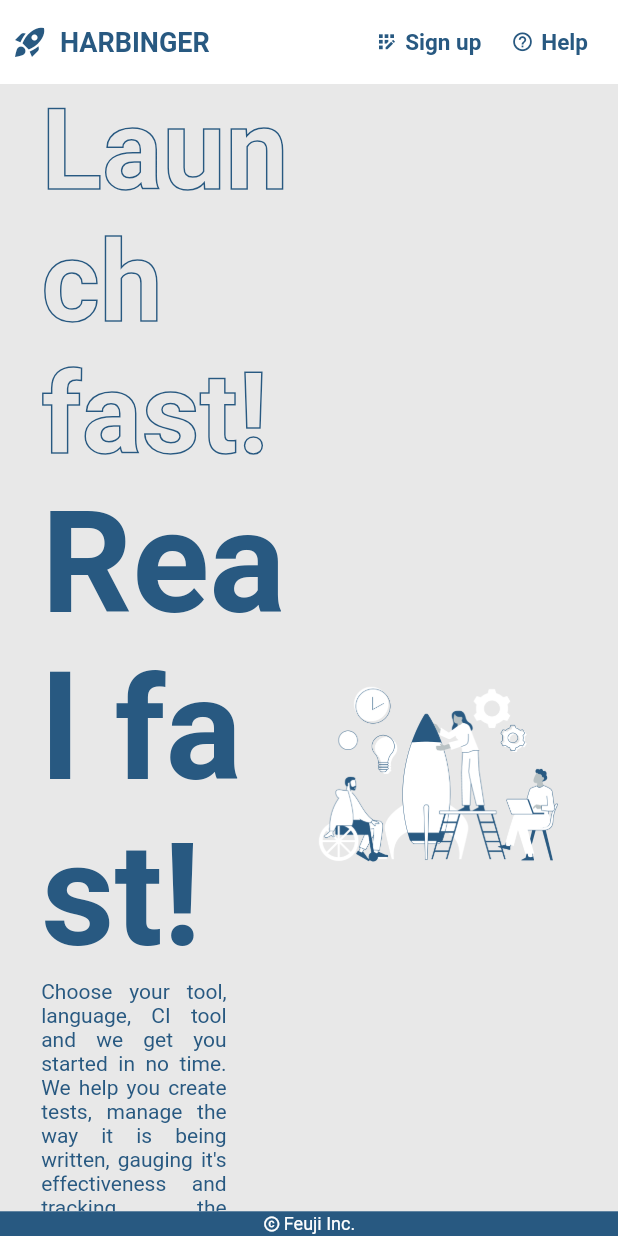
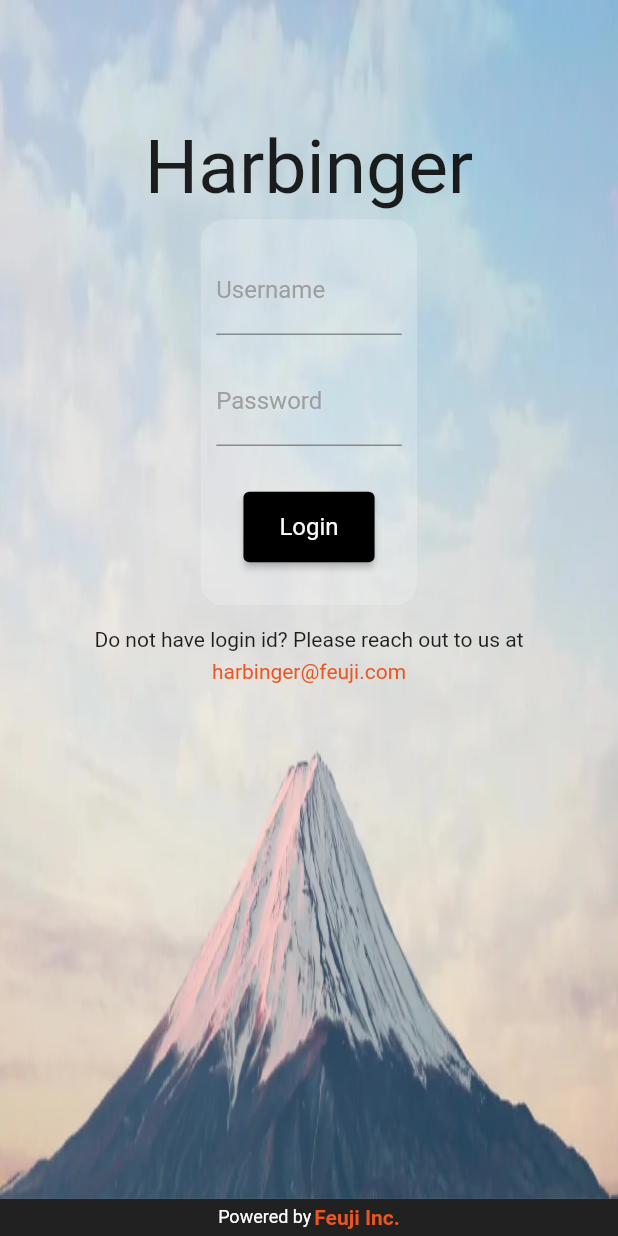
Before and after one commit to harbingerDev/harbinger, a Flutter app: the screen it shows after launch, on a phone screen of 412 x 824 dp. Run offline on Flutter 3.47's test engine with Material 2 defaults, Android fonts, the phone set to English and light mode, and no system bars; drawn by our look-alikes of easy_rich_text; our stand-ins replace file_picker, firebase_auth, firebase_core, flutter_html, google_fonts, hive and 3 more; missing offline and left inert: filesystem_picker, process_run; accounts and stored records are empty.

Commit message:
updated login screen

```diff
--- /dev/null
+++ b/lib/helpers/auth_service.dart
@@ -0,0 +1,26 @@
+import 'package:firebase_auth/firebase_auth.dart';
+
+class AuthService {
+  Future<String?> login({
+    required String email,
+    required String password,
+  }) async {
+    try {
+      await FirebaseAuth.instance.signInWithEmailAndPassword(
+        email: email,
+        password: password,
+      );
+      return 'Success';
+    } on FirebaseAuthException catch (e) {
+      if (e.code == 'user-not-found') {
+        return 'No user found for that email.';
+      } else if (e.code == 'wrong-password') {
+        return 'Wrong password provided for that user.';
+      } else {
+        return e.message;
+      }
+    } catch (e) {
+      return e.toString();
+    }
+  }
+}
--- a/lib/main.dart
+++ b/lib/main.dart
@@ -1,15 +1,26 @@
 // ignore_for_file: prefer_const_constructors, prefer_const_literals_to_create_immutables
+
 import 'package:flutter/material.dart';
 import 'package:harbinger/models/projects.dart';
+import 'package:harbinger/screens/auth_screen.dart';
 import 'package:harbinger/screens/login_screen.dart';
 import 'package:harbinger/widgets/footer_widget.dart';
 import 'package:harbinger/widgets/lanch_text_widget.dart';
 import 'package:harbinger/widgets/launch_app_bar_widget.dart';
 import 'package:hive/hive.dart';
 import 'package:hive_flutter/hive_flutter.dart';
+import 'package:firebase_core/firebase_core.dart';
 
 void main() async {
   WidgetsFlutterBinding.ensureInitialized();
+  await Firebase.initializeApp(
+    options: FirebaseOptions(
+      apiKey: "AIzaSyCjoI3lgFQFei92wc7hsQ-d5SiW3GF8s4k",
+      appId: "1:149802584253:web:9f5a4c8e7c235197dd8fd4",
+      messagingSenderId: "149802584253",
+      projectId: "harbinger-f8afb",
+    ),
+  );
   await Hive.initFlutter();
   Hive.registerAdapter(ProjectsAdapter());
   runApp(const MyApp());
@@ -49,33 +60,7 @@ class _MyHomePageState extends State<MyHomePage> {
   Widget build(BuildContext context) {
     return Scaffold(
       bottomSheet: Footer(),
-      appBar: AppbarLaunch(),
-      backgroundColor: Color(0xFFE8E8E8),
-      body: Center(
-        child: Column(
-          mainAxisAlignment: MainAxisAlignment.center,
-          children: <Widget>[
-            SizedBox(
-                width: MediaQuery.of(context).size.width * .9,
-                child: Row(
-                  mainAxisAlignment: MainAxisAlignment.spaceEvenly,
-                  children: <Widget>[
-                    LaunchText(
-                      showLogin: showLogin,
-                      showLoginBox: showLoginBox,
-                    ),
-                    showLogin
-                        ? LoginScreen()
-                        : Container(
-                            padding: EdgeInsets.all(10),
-                            width: MediaQuery.of(context).size.width * .45,
-                            child: Image.asset("assets/images/launch.png"),
-                          )
-                  ],
-                ))
-          ],
-        ),
-      ),
+      body: Center(child: AuthScreen()),
     );
   }
 }
--- /dev/null
+++ b/lib/screens/auth_screen.dart
@@ -0,0 +1,32 @@
+// ignore_for_file: prefer_const_constructors, prefer_const_literals_to_create_immutables
+
+import 'package:flutter/material.dart';
+import 'package:harbinger/screens/login_screen.dart';
+
+class AuthScreen extends StatelessWidget {
+  const AuthScreen({super.key});
+
+  @override
+  Widget build(BuildContext context) {
+    return Stack(
+      children: [
+        Container(
+          height: MediaQuery.of(context).size.height,
+          width: MediaQuery.of(context).size.width,
+          child: FittedBox(
+            child: Image.asset('assets/images/FeujiBack.png'),
+            fit: BoxFit.fill,
+          ),
+        ),
+        Center(
+          child: Column(mainAxisAlignment: MainAxisAlignment.start, children: [
+            SizedBox(
+              height: MediaQuery.of(context).size.height * .1,
+            ),
+            LoginScreen()
+          ]),
+        )
+      ],
+    );
+  }
+}
--- a/lib/screens/login_screen.dart
+++ b/lib/screens/login_screen.dart
@@ -4,19 +4,35 @@ import 'package:flutter/material.dart';
 import 'package:google_fonts/google_fonts.dart';
 import 'package:harbinger/screens/dashboard_screen.dart';
 
-class LoginScreen extends StatelessWidget {
+import '../helpers/auth_service.dart';
+
+class LoginScreen extends StatefulWidget {
   const LoginScreen({super.key});
 
   @override
+  State<LoginScreen> createState() => _LoginScreenState();
+}
+
+class _LoginScreenState extends State<LoginScreen> {
+  final TextEditingController _emailController = TextEditingController();
+  final TextEditingController _passwordController = TextEditingController();
+  @override
   Widget build(BuildContext context) {
-    return Container(
+    return Column(
+      children: [
+        Text(
+          "Harbinger",
+          style:
+              GoogleFonts.yanoneKaffeesatz(fontSize: 50, color: Colors.black87),
+        ),
+        SizedBox(
+          height: 5,
+        ),
+        Container(
           decoration: BoxDecoration(
-            color: Colors.white,
-            border: Border.all(
-              color: Color(0xff285981),
-            ),
-            borderRadius: BorderRadius.all(Radius.circular(20))),
-        width: MediaQuery.of(context).size.width * .45,
+              color: Colors.white.withOpacity(.2),
+              borderRadius: BorderRadius.circular(15)),
+          width: MediaQuery.of(context).size.width * .35,
           child: Center(
             child: Padding(
               padding: const EdgeInsets.all(8.0),
@@ -24,52 +40,117 @@ class LoginScreen extends StatelessWidget {
                 width: MediaQuery.of(context).size.width * .30,
                 child: Column(children: <Widget>[
                   SizedBox(
-                  height: 30,
+                    height: 10,
                   ),
                   TextField(
+                    controller: _emailController,
                     decoration: InputDecoration(
-                    hintText: "username",
-                    focusColor: Color(0xff285981),
+                      focusedBorder: const UnderlineInputBorder(
+                        borderSide:
+                            BorderSide(color: Color(0xffE95622), width: 0.0),
                       ),
-                  cursorColor: Color(0xff285981),
+                      label: Text(
+                        "Username",
+                        style: GoogleFonts.roboto(color: Colors.grey),
+                      ),
+                      focusColor: Color(0xffE95622),
+                      fillColor: Colors.white,
+                      hoverColor: Color(0xffE95622),
+                    ),
+                    cursorColor: Color(0xffE95622),
                     expands: false,
                   ),
                   SizedBox(
                     height: 15,
                   ),
                   TextField(
+                    controller: _passwordController,
                     obscureText: true,
                     decoration: InputDecoration(
-                    hintText: "password",
-                    focusColor: Color(0xff285981),
+                      focusedBorder: const UnderlineInputBorder(
+                        borderSide:
+                            BorderSide(color: Color(0xffE95622), width: 0.0),
                       ),
-                  cursorColor: Color(0xff285981),
+                      label: Text(
+                        "Password",
+                        style: GoogleFonts.roboto(color: Colors.grey),
+                      ),
+                      focusColor: Color(0xffE95622),
+                    ),
+                    cursorColor: Color(0xffE95622),
                     expands: false,
                   ),
                   SizedBox(
                     height: 30,
                   ),
                   ElevatedButton(
-                  onPressed: () => {
-                    Navigator.of(context).push(MaterialPageRoute(
-                        builder: (context) => DashboardScreen()))
+                    onPressed: () async {
+                      final message = await AuthService().login(
+                        email: _emailController.text,
+                        password: _passwordController.text,
+                      );
+                      if (message!.contains('Success')) {
+                        ScaffoldMessenger.of(context).showSnackBar(
+                          SnackBar(
+                            backgroundColor: Colors.green,
+                            content: Text(message),
+                          ),
+                        );
+                        Navigator.of(context).push(
+                          MaterialPageRoute(
+                              builder: (context) => DashboardScreen()),
+                        );
+                      } else {
+                        ScaffoldMessenger.of(context).showSnackBar(
+                          SnackBar(
+                            backgroundColor: Colors.red,
+                            content: Text(message),
+                          ),
+                        );
+                      }
                     },
                     style: ElevatedButton.styleFrom(
-                    backgroundColor: Color(0xff285981),
-                    padding: EdgeInsets.symmetric(horizontal: 10, vertical: 10),
+                      backgroundColor: Colors.black,
+                      padding:
+                          EdgeInsets.symmetric(horizontal: 20, vertical: 10),
                       textStyle: GoogleFonts.roboto(
                           fontSize: 18,
                           color: Colors.white,
                           fontWeight: FontWeight.normal),
                     ),
-                  child: Text("Login"),
+                    child: Padding(
+                      padding: const EdgeInsets.all(4.0),
+                      child: Text(
+                        "Login",
+                        style: GoogleFonts.roboto(
+                          fontSize: 16,
+                        ),
+                      ),
+                    ),
                   ),
                   SizedBox(
-                  height: 30,
+                    height: 20,
                   ),
                 ]),
               ),
             ),
-        ));
+          ),
+        ),
+        SizedBox(
+          height: 15,
+        ),
+        Text(
+          "Do not have login id? Please reach out to us at",
+          style: GoogleFonts.roboto(color: Colors.black87),
+        ),
+        SizedBox(
+          height: 5,
+        ),
+        Text(
+          "harbinger@feuji.com",
+          style: GoogleFonts.roboto(color: Color(0xffE95622)),
+        )
+      ],
+    );
   }
 }
--- a/lib/widgets/footer_widget.dart
+++ b/lib/widgets/footer_widget.dart
@@ -9,23 +9,29 @@ class Footer extends StatelessWidget {
   @override
   Widget build(BuildContext context) {
     return Container(
-      color: Color(0xff285981),
-      height: MediaQuery.of(context).size.height * .02,
+      color: Colors.black87,
+      height: MediaQuery.of(context).size.height * .03,
       width: double.infinity,
       child: Center(
           child: Row(
         mainAxisAlignment: MainAxisAlignment.center,
         children: [
-          Icon(Icons.copyright_outlined, size: 12, color: Colors.white),
+          Text(
+            "Powered by",
+            style: GoogleFonts.roboto(
+                fontSize: 12,
+                color: Colors.white,
+                fontWeight: FontWeight.normal),
+          ),
           SizedBox(
             width: 2,
           ),
           Text(
             "Feuji Inc.",
             style: GoogleFonts.roboto(
-                fontSize: 12,
-                color: Colors.white,
-                fontWeight: FontWeight.normal),
+                fontSize: 14,
+                color: Color(0xffE95622),
+                fontWeight: FontWeight.bold),
           ),
         ],
       )),
--- a/pubspec.yaml
+++ b/pubspec.yaml
@@ -47,7 +47,10 @@ dependencies:
   file_picker: ^5.2.2
   filesystem_picker: ^3.1.0
   path_provider: ^2.0.11
-  flutter_html: ^2.0.0-nullsafety.0
+  flutter_html: 3.0.0-alpha.6
+  firebase_core_desktop: ^1.0.2
+  firebase_auth_desktop: ^1.0.2
+  firebase_core_platform_interface: 4.5.1
 
 dev_dependencies:
   flutter_test:
```
Also changed, not shown: lib/screens/dashboard_screen.dart (+4 -3 lines), lib/screens/test_reports.dart (+16 -3 lines), assets/images/FeujiBack.png (added), lib/firebase_options.dart (added), pubspec.lock, 10 other files. Lines whose indentation alone changed are shown as unchanged.
